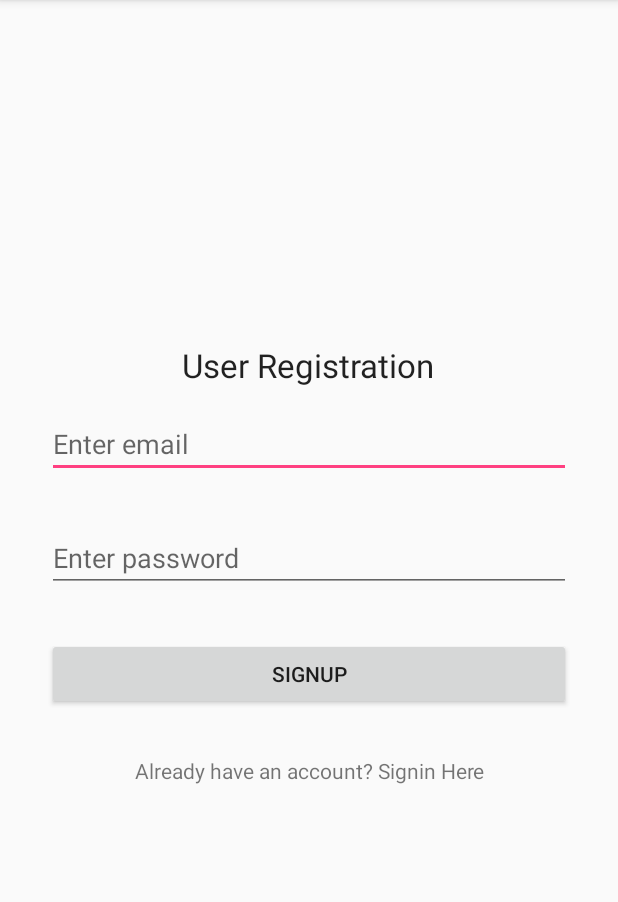
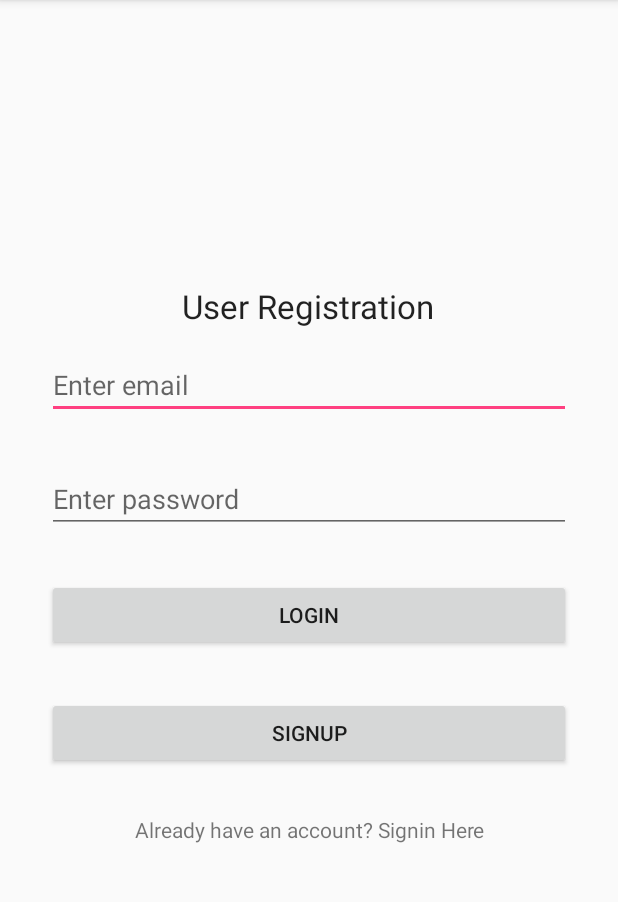
Before and after one commit to qaphan3007/PU_gr9, an Android app: the screen it shows after launch (MainActivity), on a phone screen of 412 x 824 dp, the part 84-986 px from its top. Run offline under Robolectric (Android 15) with nearby library versions, the phone set to English and light mode, and no system bars; our stand-ins replace Firebase (no records; nobody signed in at launch, a user with empty details on screens opened directly).

Commit message:
implementing of login button

```diff
--- a/FeedMeBot/app/src/main/res/layout/activity_main.xml
+++ b/FeedMeBot/app/src/main/res/layout/activity_main.xml
@@ -14,13 +14,14 @@
         android:layout_centerVertical="true"
         android:layout_width="match_parent"
         android:layout_height="wrap_content"
-        android:orientation="vertical">
+        android:orientation="vertical"
+        tools:ignore="UselessParent">
 
         <TextView
             android:layout_width="wrap_content"
             android:layout_height="wrap_content"
             android:textAppearance="?android:attr/textAppearanceLarge"
-            android:text="User Registration"
+            android:text="@string/user_registration"
             android:id="@+id/textView"
             android:layout_gravity="center_horizontal"/>
 
@@ -29,7 +30,7 @@
             android:layout_width="match_parent"
             android:layout_height="wrap_content"
             android:layout_margin="15dp"
-            android:hint="Enter email"
+            android:hint="@string/enter_email"
             android:inputType="textEmailAddress" />
 
         <EditText
@@ -37,18 +38,25 @@
             android:layout_width="match_parent"
             android:layout_height="wrap_content"
             android:layout_margin="15dp"
-            android:hint="Enter password"
+            android:hint="@string/enter_password"
             android:inputType="textPassword" />
+
+        <Button
+            android:id="@+id/buttonLogin"
+            android:layout_width="match_parent"
+            android:layout_height="wrap_content"
+            android:layout_margin="15dp"
+            android:text="@string/login" />
 
         <Button
             android:id="@+id/buttonSignup"
             android:layout_width="match_parent"
             android:layout_height="wrap_content"
             android:layout_margin="15dp"
-            android:text="Signup" />
+            android:text="@string/signup" />
 
         <TextView
-            android:text="Already have an account? Signin Here"
+            android:text="@string/already_have_an_account_signin_here"
             android:id="@+id/textViewSignin"
             android:textAlignment="center"
             android:layout_margin="15dp"
--- a/FeedMeBot/app/src/main/res/values/strings.xml
+++ b/FeedMeBot/app/src/main/res/values/strings.xml
@@ -1,4 +1,10 @@
 <resources>
     <string name="app_name">FeedMeBot</string>
     <string name="logout">Logout</string>
+    <string name="enter_password">Enter password</string>
+    <string name="enter_email">Enter email</string>
+    <string name="login">Login</string>
+    <string name="signup">Signup</string>
+    <string name="already_have_an_account_signin_here">Already have an account? Signin Here</string>
+    <string name="user_registration">User Registration</string>
 </resources>
```
